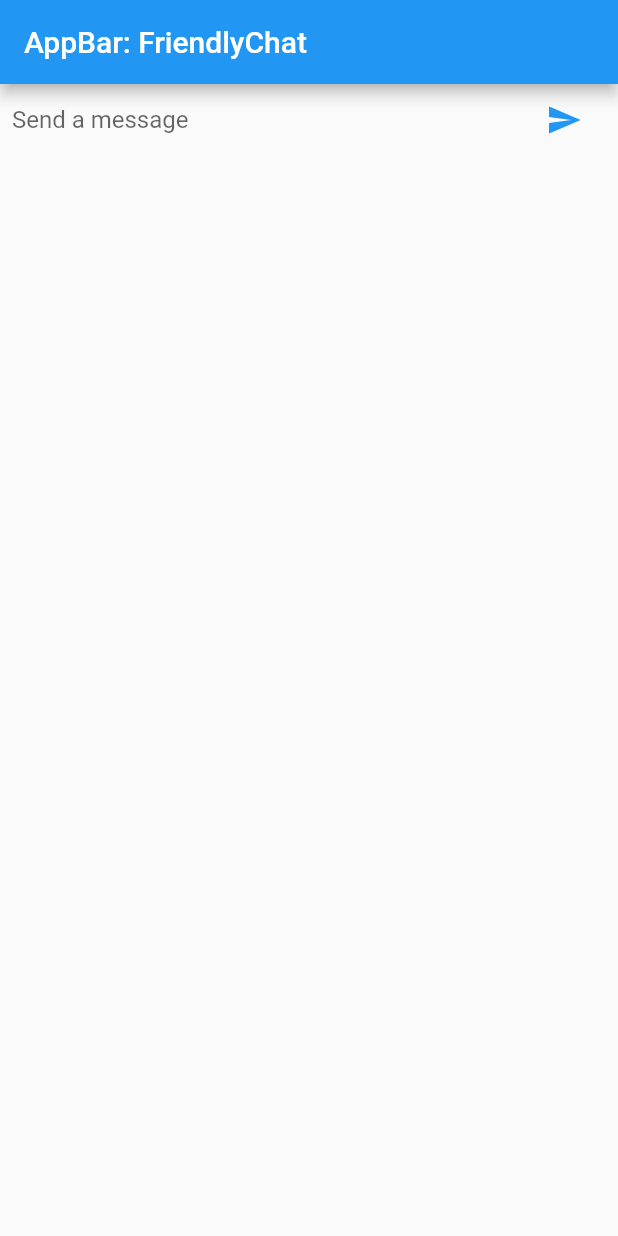
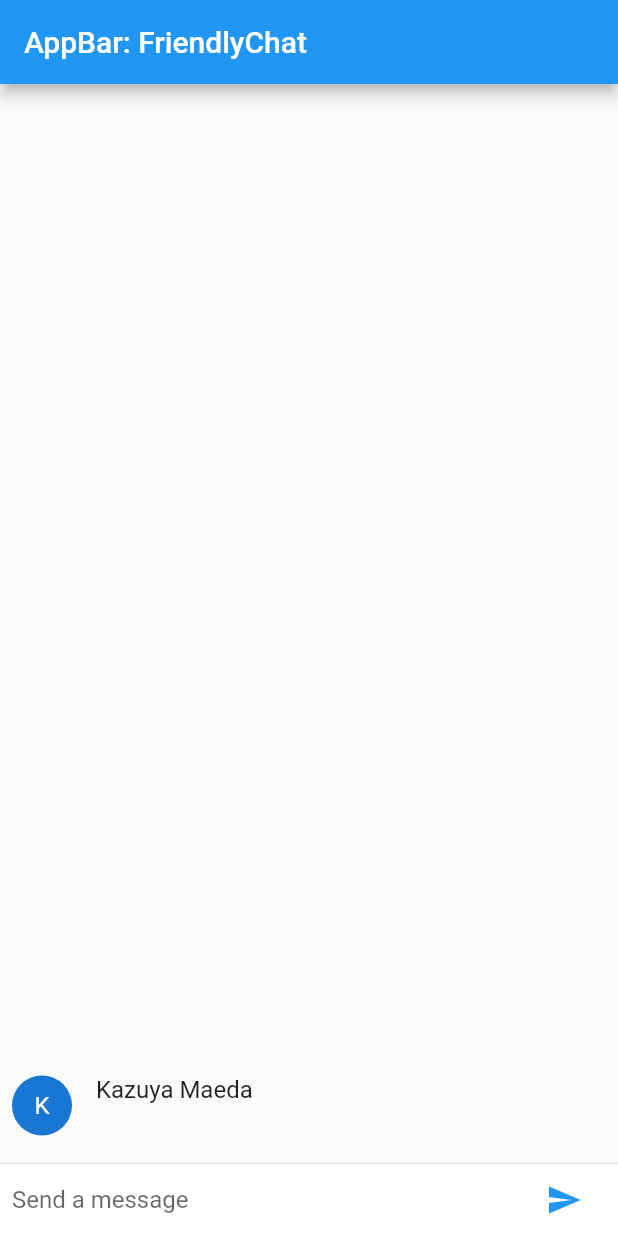
Before and after one commit to maeda-kazuya/flutter-sample-chat, a Flutter app: the screen it shows after launch, after a tap on the "send" icon, on a phone screen of 412 x 824 dp. Run offline on Flutter 3.47's test engine with Material 2 defaults, Android fonts, the phone set to English and light mode, and no system bars.

```diff
--- a/lib/main.dart
+++ b/lib/main.dart
@@ -1,6 +1,7 @@
 import 'package:flutter/material.dart';
 
-//void main() => runApp(MyApp());
+const String _name = "Kazuya Maeda";
+
 void main() {
   runApp(FriendlychatApp());
 }
@@ -23,6 +24,7 @@ class ChatScreen extends StatefulWidget {
 }
 
 class ChatScreenState extends State<ChatScreen> {
+  final _messages = <ChatMessage>[];
   final _textController = TextEditingController();
 
   @override
@@ -31,7 +33,25 @@ class ChatScreenState extends State<ChatScreen> {
       appBar: AppBar(
         title: Text("AppBar: FriendlyChat")
       ),
-      body: _buildTextComposer(),
+      body: Column(
+        children: <Widget>[
+          Flexible(
+            child: ListView.builder(
+              padding: EdgeInsets.all(8),
+              reverse: true,
+              itemBuilder: (_, int index) => _messages[index],
+              itemCount: _messages.length,
+            ),
+          ),
+          Divider(height: 1),
+          Container(
+            decoration: BoxDecoration(
+              color: Theme.of(context).cardColor
+            ),
+            child: _buildTextComposer()
+          ),
+        ],
+      ),
     );
   }
 
@@ -68,5 +88,41 @@ class ChatScreenState extends State<ChatScreen> {
 
   void _handleSubmitted(String text) {
     _textController.clear();
+
+    ChatMessage message = ChatMessage(text: text);
+    setState(() {
+      _messages.insert(0, message);
+    });
   }
 }
+
+class ChatMessage extends StatelessWidget {
+  ChatMessage({this.text});
+  final String text;
+
+  @override
+  Widget build(BuildContext context) {
+    return Container(
+      margin: const EdgeInsets.symmetric(vertical: 10),
+      child: Row(
+        crossAxisAlignment: CrossAxisAlignment.start,
+        children: <Widget>[
+          Container(
+            margin: const EdgeInsets.only(right: 16),
+            child: CircleAvatar(child: Text(_name[0])),
+          ),
+          Column(
+            crossAxisAlignment: CrossAxisAlignment.start,
+            children: <Widget>[
+              Text(_name, style: Theme.of(context).textTheme.subhead),
+              Container(
+                margin: const EdgeInsets.only(top: 5),
+                child: Text(text),
+              ),
+            ],
+          ),
+        ],
+      ),
+    );
+  }
+}
```
